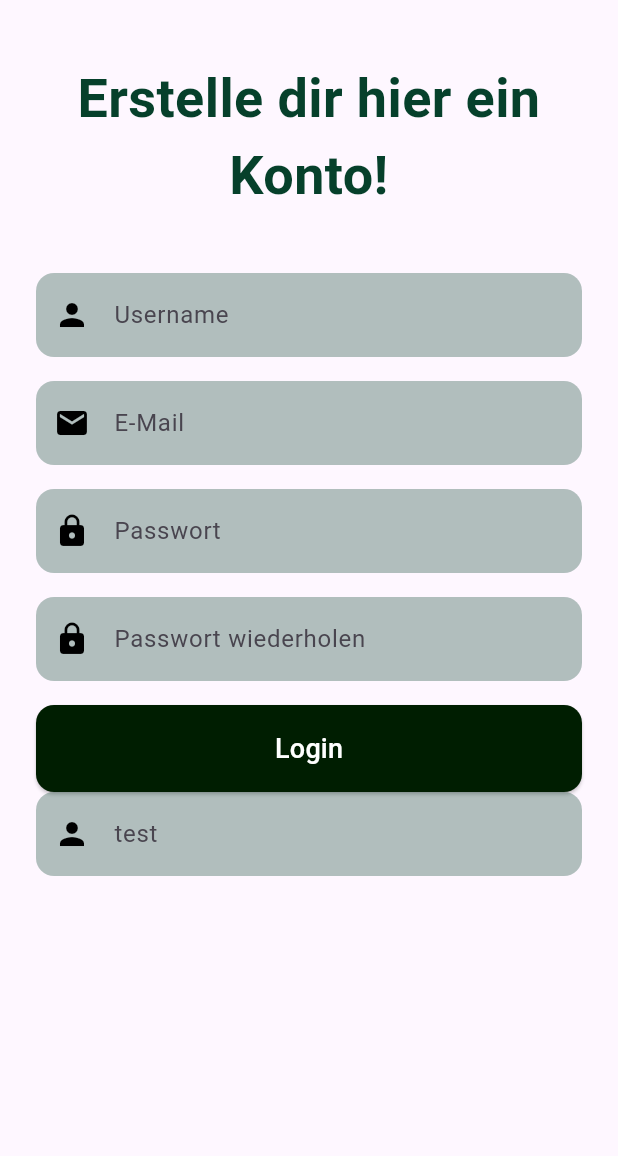
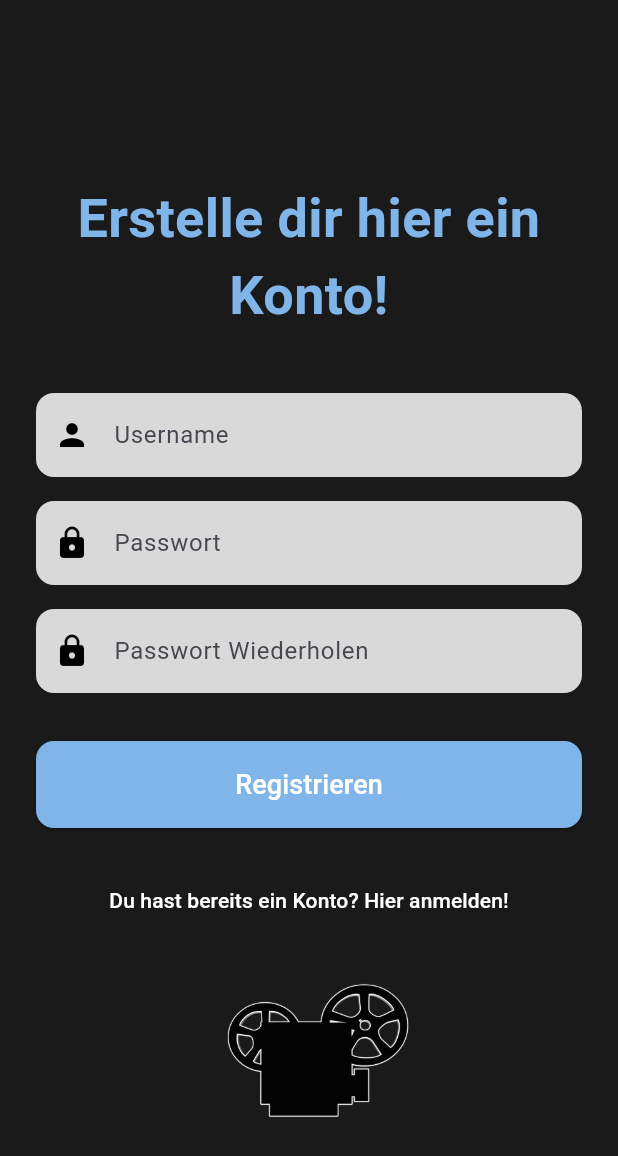
Before and after one commit to benni1848/app_bamk, a Flutter app: the screen it shows after launch, after a tap on "Noch kein Konto? Hier Registrieren!", on a phone screen of 412 x 824 dp. Shown: the top 1156 px of the screen. Run offline on Flutter 3.47's test engine with Material 3 defaults, Android fonts, the phone set to English and light mode, and no system bars.

Commit message:
login and registration view final

```diff
--- a/lib/main.dart
+++ b/lib/main.dart
@@ -3,7 +3,6 @@ import 'package:app_bamk/presentation/registration_page/registration_page.dart';
 import 'package:app_bamk/presentation/ticketView_page/ticketView_page.dart';
 import 'package:app_bamk/presentation/userProfile_page/userProfile_page.dart';
 import 'package:flutter/material.dart';
-
 
 void main() {
   runApp(const MyApp());
--- a/lib/presentation/login_page/login_page.dart
+++ b/lib/presentation/login_page/login_page.dart
@@ -6,7 +6,7 @@ class LoginPage extends StatelessWidget {
 
   @override
   Widget build(BuildContext context) {
-    return Scaffold(
-        backgroundColor: const Color(0xFF1a1a1a), body: LoginPageForm());
+    return const Scaffold(
+        backgroundColor: Color(0xFF1a1a1a), body: LoginPageForm());
   }
 }
--- a/lib/presentation/login_page/widgets/login_page_form.dart
+++ b/lib/presentation/login_page/widgets/login_page_form.dart
@@ -1,3 +1,4 @@
+import 'package:app_bamk/presentation/registration_page/widgets/custom_textfield.dart';
 import 'package:flutter/material.dart';
 
 class LoginPageForm extends StatefulWidget {
@@ -8,14 +9,12 @@ class LoginPageForm extends StatefulWidget {
 }
 
 class _LoginPageFormState extends State<LoginPageForm> {
-  final _formKey = GlobalKey<FormState>();
   final TextEditingController _emailController = TextEditingController();
   final TextEditingController _passwordController = TextEditingController();
 
   @override
   Widget build(BuildContext context) {
     return Form(
-      key: _formKey,
       child: ListView(
         padding: const EdgeInsets.symmetric(horizontal: 24, vertical: 40),
         children: [
@@ -34,44 +33,24 @@ class _LoginPageFormState extends State<LoginPageForm> {
             ),
           ),
           const SizedBox(height: 40),
-          TextFormField(
-            controller: _emailController,
-            style: const TextStyle(color: Color(0xff3f4b3b)),
-            decoration: InputDecoration(
-              hintText: "E-Mail",
-              filled: true,
-              fillColor: const Color(0xFFd9d9d9),
-              border: OutlineInputBorder(
-                borderRadius: BorderRadius.circular(12),
-                borderSide: BorderSide.none,
-              ),
-              prefixIcon: const Icon(Icons.email, color: Colors.black),
-            ),
-            validator: (value) {
-              if (value == null || value.isEmpty) {
-                return 'Bitte E-Mail eingeben';
-              }
-              return null;
-            },
-          ),
+          CustomTextfield(
+              controller: _emailController,
+              hinttext: "Username",
+              icon: Icons.person,
+              validator: (value) {
+                return "1";
+              },
+              hideText: false),
           const SizedBox(height: 16),
-          TextFormField(
-            controller: _passwordController,
-            obscureText: true,
-            style: const TextStyle(color: Colors.white),
-            decoration: InputDecoration(
-              hintText: "Passwort",
-              filled: true,
-              fillColor: const Color(0xffd9d9d9),
-              border: OutlineInputBorder(
-                borderRadius: BorderRadius.circular(12),
-                borderSide: BorderSide.none,
-              ),
-              prefixIcon: const Icon(Icons.lock, color: Colors.black),
-            ),
-          ),
-          const SizedBox(height: 16),
-          const SizedBox(height: 16),
+          CustomTextfield(
+              controller: _passwordController,
+              hinttext: "Passwort",
+              icon: Icons.lock,
+              validator: (value) {
+                return "1";
+              },
+              hideText: true),
+          const SizedBox(height: 32),
           SizedBox(
             width: double.infinity,
             child: ElevatedButton(
--- a/lib/presentation/registration_page/registration_page.dart
+++ b/lib/presentation/registration_page/registration_page.dart
@@ -7,6 +7,7 @@ class RegistrationPage extends StatelessWidget {
   @override
   Widget build(BuildContext context) {
     return const Scaffold(
+      backgroundColor: Color(0xFF1a1a1a),
       body: RegistrationPageForm(),
     );
   }
--- a/lib/presentation/registration_page/widgets/custom_textfield.dart
+++ b/lib/presentation/registration_page/widgets/custom_textfield.dart
@@ -1,20 +1,19 @@
 import 'package:flutter/material.dart';
 
 class CustomTextfield extends StatefulWidget {
+  final TextEditingController controller;
   final String hinttext;
-  final Color textcolor;
-  final Color fillcolor;
   final IconData icon;
   final bool hideText;
   final String? Function(String?)? validator;
-  const CustomTextfield(
-      {super.key,
-      required this.hinttext,
-      required this.textcolor,
-      required this.fillcolor,
-      required this.icon,
-      required this.validator,
-      required this.hideText});
+  const CustomTextfield({
+    super.key,
+    required this.controller,
+    required this.hinttext,
+    required this.icon,
+    required this.validator,
+    required this.hideText,
+  });
 
   @override
   State<CustomTextfield> createState() => _TextfieldState();
@@ -24,12 +23,13 @@ class _TextfieldState extends State<CustomTextfield> {
   @override
   Widget build(BuildContext context) {
     return TextFormField(
-        style: TextStyle(color: widget.textcolor),
+        controller: widget.controller,
+        style: const TextStyle(color: Color(0xff3f4b3b)),
         obscureText: widget.hideText,
         decoration: InputDecoration(
           hintText: widget.hinttext,
           filled: true,
-          fillColor: widget.fillcolor,
+          fillColor: const Color(0xFFd9d9d9),
           border: OutlineInputBorder(
             borderRadius: BorderRadius.circular(12),
             borderSide: BorderSide.none,
--- a/lib/presentation/registration_page/widgets/registration_page_form.dart
+++ b/lib/presentation/registration_page/widgets/registration_page_form.dart
@@ -9,7 +9,6 @@ class RegistrationPageForm extends StatefulWidget {
 }
 
 class _RegistrationPageFormState extends State<RegistrationPageForm> {
-  final TextEditingController _emailController = TextEditingController();
   final TextEditingController _passwordController = TextEditingController();
   final TextEditingController _usernameController = TextEditingController();
   final TextEditingController _passwordRepeatController =
@@ -20,113 +19,57 @@ class _RegistrationPageFormState extends State<RegistrationPageForm> {
         child: ListView(
             padding: const EdgeInsets.symmetric(horizontal: 24, vertical: 40),
             children: [
+          const SizedBox(
+            height: 80,
+          ),
           const Text("Erstelle dir hier ein Konto!",
               textAlign: TextAlign.center,
               style: TextStyle(
-                color: Color(0xff06402b),
+                color: Color(0xFF80b5e9),
                 fontSize: 36,
                 fontWeight: FontWeight.bold,
               )),
           const SizedBox(
             height: 40,
           ),
-          TextFormField(
-            controller: _emailController,
-            style: const TextStyle(color: Color(0xff3f4b3b)),
-            decoration: InputDecoration(
-              hintText: "Username",
-              filled: true,
-              fillColor: const Color(0x4f06402b),
-              border: OutlineInputBorder(
-                borderRadius: BorderRadius.circular(12),
-                borderSide: BorderSide.none,
-              ),
-              prefixIcon: const Icon(Icons.person, color: Colors.black),
-            ),
+          CustomTextfield(
+              controller: _usernameController,
+              hinttext: "Username",
+              icon: Icons.person,
               validator: (value) {
-              if (value == null || value.isEmpty) {
-                return 'Bitte einen Usernamen eingeben';
-              }
-              return null;
+                return "0";
               },
-          ),
+              hideText: false),
           const SizedBox(
             height: 16,
           ),
-          TextFormField(
-            controller: _usernameController,
-            style: const TextStyle(color: Color(0xff3f4b3b)),
-            decoration: InputDecoration(
-              hintText: "E-Mail",
-              filled: true,
-              fillColor: const Color(0x4f06402b),
-              border: OutlineInputBorder(
-                borderRadius: BorderRadius.circular(12),
-                borderSide: BorderSide.none,
-              ),
-              prefixIcon: const Icon(Icons.email, color: Colors.black),
-            ),
+          CustomTextfield(
+              controller: _passwordController,
+              hinttext: "Passwort",
+              icon: Icons.lock,
               validator: (value) {
-              if (value == null || value.isEmpty) {
-                return 'Bitte E-Mail eingeben';
-              }
-              return null;
+                return "1";
               },
-          ),
+              hideText: true),
           const SizedBox(
             height: 16,
           ),
-          TextFormField(
-            controller: _passwordController,
-            style: const TextStyle(color: Color(0xff3f4b3b)),
-            decoration: InputDecoration(
-              hintText: "Passwort",
-              filled: true,
-              fillColor: const Color(0x4f06402b),
-              border: OutlineInputBorder(
-                borderRadius: BorderRadius.circular(12),
-                borderSide: BorderSide.none,
-              ),
-              prefixIcon: const Icon(Icons.lock, color: Colors.black),
-            ),
+          CustomTextfield(
+              controller: _passwordRepeatController,
+              hinttext: "Passwort Wiederholen",
+              icon: Icons.lock,
               validator: (value) {
-              if (value!.length <= 6 || value.isEmpty) {
-                return 'Passwort zu kurz';
-              }
-              return null;
+                return "0";
               },
-          ),
+              hideText: true),
           const SizedBox(
-            height: 16,
-          ),
-          TextFormField(
-            controller: _passwordRepeatController,
-            style: const TextStyle(color: Color(0xff3f4b3b)),
-            decoration: InputDecoration(
-              hintText: "Passwort wiederholen",
-              filled: true,
-              fillColor: const Color(0x4f06402b),
-              border: OutlineInputBorder(
-                borderRadius: BorderRadius.circular(12),
-                borderSide: BorderSide.none,
-              ),
-              prefixIcon: const Icon(Icons.lock, color: Colors.black),
-            ),
-            validator: (value) {
-              if (value!.length <= 6 || value.isEmpty) {
-                return 'Passwort zu kurz';
-              }
-              return null;
-            },
-          ),
-          const SizedBox(
-            height: 16,
+            height: 32,
           ),
           SizedBox(
             width: double.infinity,
             child: ElevatedButton(
               style: ElevatedButton.styleFrom(
-                backgroundColor: const Color.fromARGB(255, 0, 30, 1),
+                backgroundColor: const Color(0xFF80b5e9),
                 padding: const EdgeInsets.symmetric(vertical: 16),
                 shape: RoundedRectangleBorder(
                   borderRadius: BorderRadius.circular(12),
@@ -134,20 +77,29 @@ class _RegistrationPageFormState extends State<RegistrationPageForm> {
               ),
               onPressed: () {},
               child: const Text(
-                "Login",
+                "Registrieren",
                 style: TextStyle(fontSize: 18, color: Colors.white),
               ),
             ),
           ),
-          CustomTextfield(
-            hideText: true,
-            hinttext: "test",
-            textcolor: Colors.black,
-            fillcolor: const Color(0x4f06402b),
-            icon: Icons.person,
-            validator: (value) {
-              return null;
+          const SizedBox(
+            height: 24,
+          ),
+          TextButton(
+            onPressed: () {
+              Navigator.pushNamed(context, "/");
             },
+            child: const Text(
+              "Du hast bereits ein Konto? Hier anmelden!",
+              style: TextStyle(color: Colors.white),
+            ),
+          ),
+          Center(
+            child: Image.asset(
+              "assets/test.png",
+              height: 150,
+              width: 150,
+            ),
           ),
         ]));
   }
```
Also changed, not shown: pubspec.lock. Lines whose indentation alone changed are shown as unchanged.
